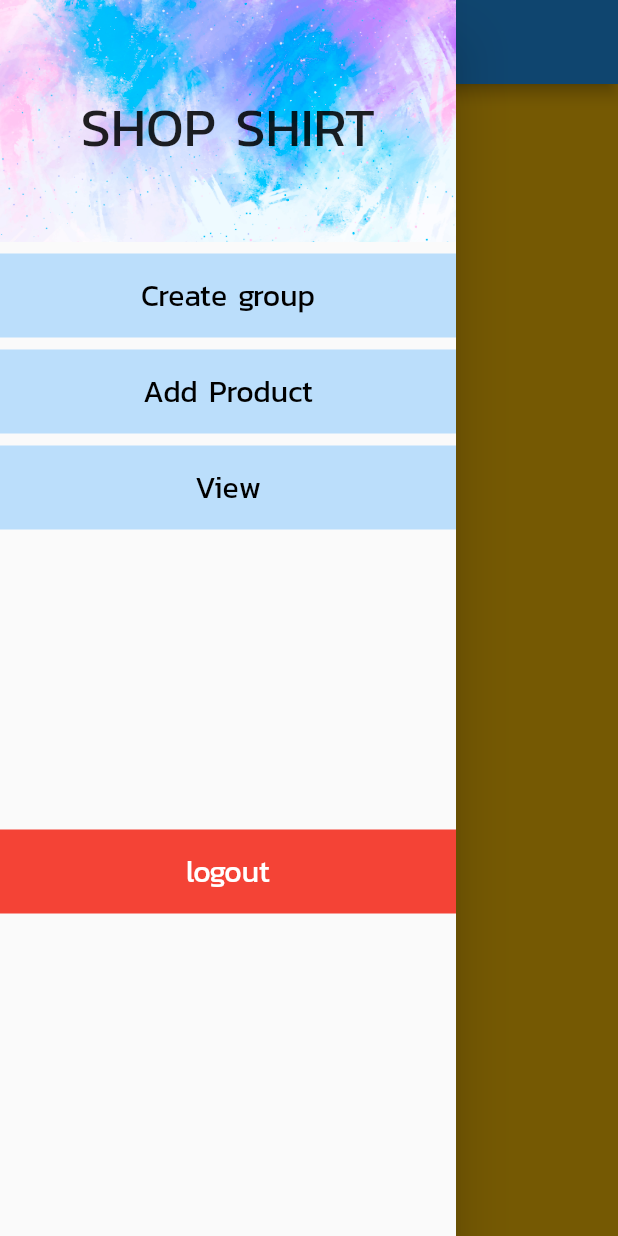
After one commit to kypdev/stock-it, a Flutter app: the HomeDrawer screen opened by its route, with the side drawer open, on a phone screen of 412 x 824 dp. The commit adds this screen. Run offline on Flutter 3.47's test engine with Material 2 defaults, Android fonts, the phone set to English and light mode, and no system bars; our stand-ins replace awesome_dialog, bottom_navy_bar, cloud_firestore, firebase_auth, flutter_speed_dial, font_awesome_flutter and 1 more; accounts and stored records are empty; network calls fail.

Commit message:
drawer screens

```diff
--- a/lib/main.dart
+++ b/lib/main.dart
@@ -1,5 +1,5 @@
 import 'package:flutter/material.dart';
-import 'package:stock_it/views/home_screen.dart';
+import 'package:stock_it/views/home_drawer.dart';
 import 'package:stock_it/views/login_screen.dart';
 import 'package:stock_it/views/signup_screen.dart';
 import 'package:stock_it/views/splash_screen.dart';
@@ -24,7 +24,7 @@ class MyApp extends StatelessWidget {
         '/': (context) => SplashScreen(),
         '/login': (context) => LoginScreen(),
         '/signup': (context) => SignupScreen(),
-        '/home': (context) => HomeScreen(),
+        '/home': (context) => HomeDrawer(),
       },
     );
   }
--- /dev/null
+++ b/lib/views/add_product_screen.dart
@@ -0,0 +1,10 @@
+import 'package:flutter/material.dart';
+
+class AddProductScreen extends StatelessWidget {
+  @override
+  Widget build(BuildContext context) {
+    return Container(
+        color: Colors.purple,
+    );
+  }
+}
--- /dev/null
+++ b/lib/views/create_group_screen.dart
@@ -0,0 +1,10 @@
+import 'package:flutter/material.dart';
+
+class CreateGroupScreen extends StatelessWidget {
+  @override
+  Widget build(BuildContext context) {
+    return Container(
+        color: Colors.amber,
+    );
+  }
+}
--- /dev/null
+++ b/lib/views/home_drawer.dart
@@ -0,0 +1,141 @@
+import 'package:flutter/material.dart';
+import 'package:stock_it/views/add_product_screen.dart';
+import 'package:stock_it/views/create_group_screen.dart';
+import 'package:stock_it/views/view_group_screen.dart';
+
+class HomeDrawer extends StatefulWidget {
+  @override
+  _HomeDrawerState createState() => _HomeDrawerState();
+}
+
+class _HomeDrawerState extends State<HomeDrawer> {
+  @override
+  Widget build(BuildContext context) {
+    return SafeArea(
+      child: Scaffold(
+        appBar: AppBar(
+          title: Text('Stock It'),
+          centerTitle: true,
+        ),
+        body: CreateGroupScreen(),
+        drawer: Drawer(
+          child: Column(
+            // mainAxisAlignment: MainAxisAlignment.spaceBetween,
+            children: <Widget>[
+              DrawerHeader(
+                child: Center(
+                  child: Text(
+                    'SHOP SHIRT',
+                    textAlign: TextAlign.center,
+                    style: TextStyle(
+                      fontSize: 36.0,
+                    ),
+                  ),
+                ),
+                decoration: BoxDecoration(
+                  image: DecorationImage(
+                    image: AssetImage('assets/images/dw.jpg'),
+                    fit: BoxFit.cover,
+                  ),
+                ),
+              ),
+
+
+              Container(
+                decoration: BoxDecoration(
+              color: Colors.blue[100],
+                ),
+                child: ListTile(
+              title: Text(
+                'Create group',
+                style: TextStyle(
+                  color: Colors.black,
+                  fontSize: 20.0,
+                ),
+                textAlign: TextAlign.center,
+              ),
+              onTap: () {
+                Navigator.pop(context);
+                Navigator.of(context).push(MaterialPageRoute(builder: (context) => CreateGroupScreen()));
+              },
+                ),
+              ),
+
+
+              Padding(
+                padding: EdgeInsets.only(top: 8.0),
+                child: Container(
+              decoration: BoxDecoration(
+                color: Colors.blue[100],
+              ),
+              child: ListTile(
+                title: Text(
+                  'Add Product',
+                  style: TextStyle(
+                    color: Colors.black,
+                    fontSize: 20.0,
+                  ),
+                  textAlign: TextAlign.center,
+                ),
+                onTap: () {
+                  Navigator.pop(context);
+                Navigator.of(context).push(MaterialPageRoute(builder: (context) => AddProductScreen()));
+                },
+              ),
+                ),
+              ),
+
+              Padding(
+                padding: EdgeInsets.only(top: 8.0),
+                child: Container(
+              decoration: BoxDecoration(
+                color: Colors.blue[100],
+              ),
+              child: ListTile(
+                title: Text(
+                  'View',
+                  style: TextStyle(
+                    color: Colors.black,
+                    fontSize: 20.0,
+                  ),
+                  textAlign: TextAlign.center,
+                ),
+                onTap: () {
+                  Navigator.pop(context);
+                Navigator.of(context).push(MaterialPageRoute(builder: (context) => ViewGroupScreen()));
+                },
+              ),
+                ),
+              ),
+
+
+
+              Padding(
+                padding: const EdgeInsets.only(top: 200.0),
+                child: Container(
+                  alignment: Alignment.bottomCenter,
+                  decoration: BoxDecoration(
+                    color: Colors.red,
+                  ),
+                  child: ListTile(
+                    title: Text(
+                      'logout',
+                      style: TextStyle(
+                        color: Colors.white,
+                        fontSize: 20.0,
+                      ),
+                      textAlign: TextAlign.center,
+                    ),
+                    onTap: () {
+                      // Navigator.pop(context);
+                    },
+                  ),
+                ),
+              ),
+            ],
+          ),
+        ),
+      ),
+    );
+  }
+}
--- /dev/null
+++ b/lib/views/view_group_screen.dart
@@ -0,0 +1,10 @@
+import 'package:flutter/material.dart';
+
+class ViewGroupScreen extends StatelessWidget {
+  @override
+  Widget build(BuildContext context) {
+    return Container(
+        color: Colors.greenAccent,
+    );
+  }
+}
--- a/pubspec.yaml
+++ b/pubspec.yaml
@@ -48,6 +48,8 @@ flutter:
   # assets:
   #  - images/a_dot_burr.jpeg
   #  - images/a_dot_ham.jpeg
+  assets:
+   - assets/images/
   # An image asset can refer to one or more resolution-specific "variants", see
   # https://flutter.dev/assets-and-images/#resolution-aware.
   # For details regarding adding assets from package dependencies, see
```
Also changed, not shown: assets/images/dw.jpg (added), lib/views/one.dart (added).
